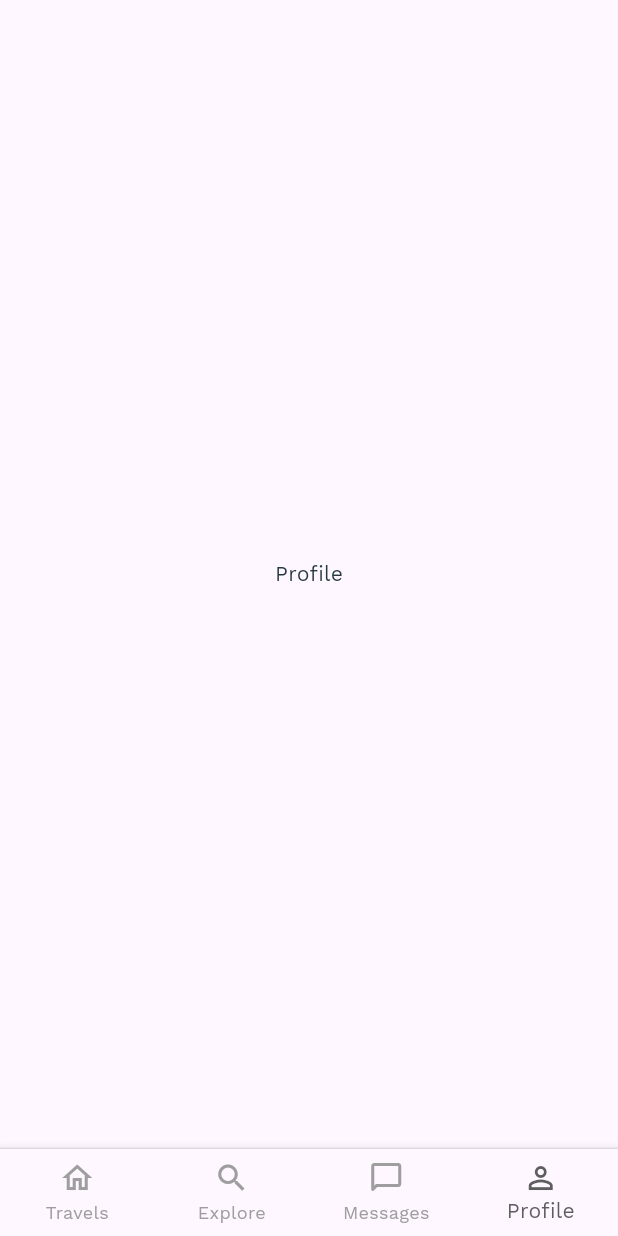
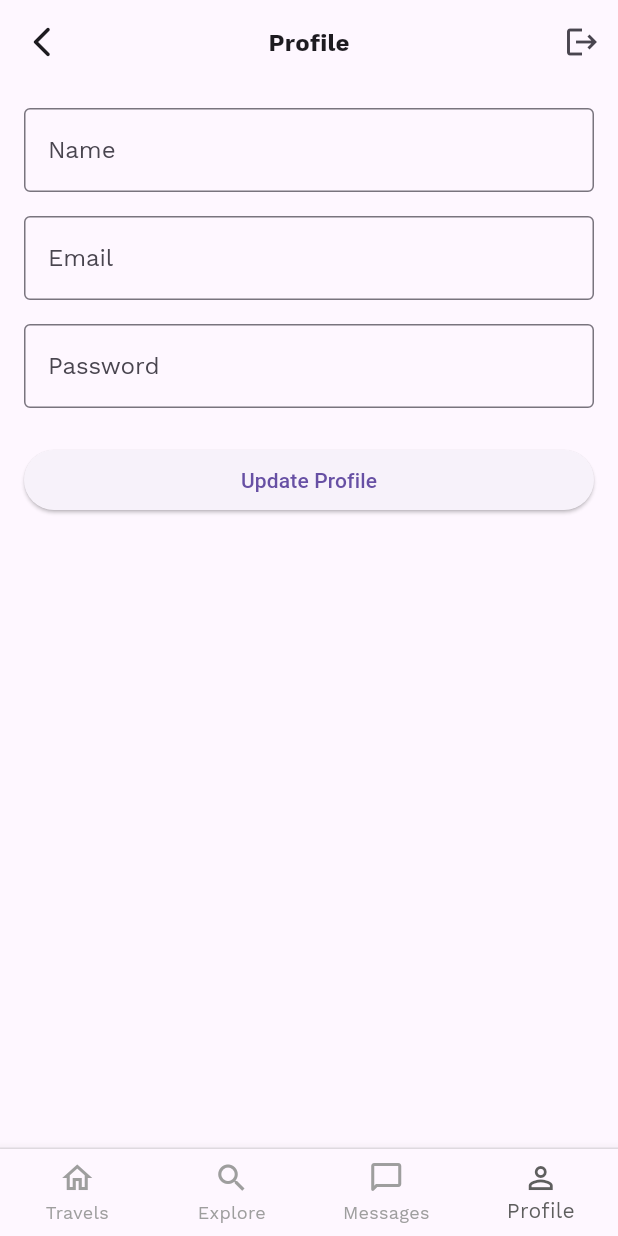
Before and after one commit to jdalgali/TravelCompanionFinder, a Flutter app: the BottomBar screen opened directly, item 4 of the bottom bar chosen, on a phone screen of 412 x 824 dp. Run offline on Flutter 3.47's test engine with Material 3 defaults, Android fonts, the phone set to English and light mode, and no system bars; our stand-ins replace flutter_secure_storage; accounts and stored records are empty; network calls fail.

Commit message:
add profile, logout, search

```diff
--- /dev/null
+++ b/frontend/lib/screens/profile/profile_screen.dart
@@ -0,0 +1,140 @@
+import 'package:flutter/material.dart';
+import 'package:provider/provider.dart';
+import '../../providers/auth_provider.dart';
+
+class ProfileScreen extends StatefulWidget {
+  static const routeName = '/profile';
+
+  const ProfileScreen({super.key});
+
+  @override
+  State<ProfileScreen> createState() => _ProfileScreenState();
+}
+
+class _ProfileScreenState extends State<ProfileScreen> {
+  final _formKey = GlobalKey<FormState>();
+  final _nameController = TextEditingController();
+  final _emailController = TextEditingController();
+  final _passwordController = TextEditingController();
+
+  @override
+  void initState() {
+    super.initState();
+    final user = context.read<AuthProvider>().user;
+    if (user != null) {
+      _nameController.text = user['name'];
+      _emailController.text = user['email'];
+    }
+  }
+
+  Future<void> _updateProfile() async {
+    if (!_formKey.currentState!.validate()) return;
+
+    final result = await context.read<AuthProvider>().updateProfile(
+          name: _nameController.text,
+          email: _emailController.text,
+          password: _passwordController.text.isEmpty
+              ? null
+              : _passwordController.text,
+        );
+
+    if (!mounted) return;
+
+    if (result['success']) {
+      ScaffoldMessenger.of(context).showSnackBar(
+        const SnackBar(content: Text('Profile updated successfully')),
+      );
+    } else {
+      ScaffoldMessenger.of(context).showSnackBar(
+        SnackBar(content: Text(result['message'])),
+      );
+    }
+  }
+
+  Future<void> _logout() async {
+    await context.read<AuthProvider>().logout();
+    if (!mounted) return;
+    Navigator.of(context).pushReplacementNamed('/login');
+  }
+
+  @override
+  Widget build(BuildContext context) {
+    return Scaffold(
+      appBar: AppBar(
+        title: const Text('Profile'),
+        actions: [
+          IconButton(
+            icon: const Icon(Icons.logout),
+            onPressed: _logout,
+          ),
+        ],
+      ),
+      body: Padding(
+        padding: const EdgeInsets.all(16.0),
+        child: Form(
+          key: _formKey,
+          child: Column(
+            crossAxisAlignment: CrossAxisAlignment.stretch,
+            children: [
+              TextFormField(
+                controller: _nameController,
+                decoration: const InputDecoration(
+                  labelText: 'Name',
+                  border: OutlineInputBorder(),
+                ),
+                validator: (value) {
+                  if (value == null || value.isEmpty) {
+                    return 'Please enter your name';
+                  }
+                  return null;
+                },
+              ),
+              const SizedBox(height: 16),
+              TextFormField(
+                controller: _emailController,
+                decoration: const InputDecoration(
+                  labelText: 'Email',
+                  border: OutlineInputBorder(),
+                ),
+                validator: (value) {
+                  if (value == null || value.isEmpty) {
+                    return 'Please enter your email';
+                  }
+                  return null;
+                },
+              ),
+              const SizedBox(height: 16),
+              TextFormField(
+                controller: _passwordController,
+                decoration: const InputDecoration(
+                  labelText: 'Password',
+                  border: OutlineInputBorder(),
+                ),
+                obscureText: true,
+                validator: (value) {
+                  if (value != null && value.isNotEmpty && value.length < 6) {
+                    return 'Password should be at least 6 characters';
+                  }
+                  return null;
+                },
+              ),
+              const SizedBox(height: 24),
+              ElevatedButton(
+                onPressed: _updateProfile,
+                child: const Text('Update Profile'),
+              ),
+            ],
+          ),
+        ),
+      ),
+    );
+  }
+
+  @override
+  void dispose() {
+    _nameController.dispose();
+    _emailController.dispose();
+    _passwordController.dispose();
+    super.dispose();
+  }
+}
--- a/frontend/lib/services/auth_service.dart
+++ b/frontend/lib/services/auth_service.dart
@@ -3,8 +3,12 @@ import 'package:http/http.dart' as http;
 import '../utils/logger.dart';
 
 class AuthService {
-  static const String baseUrl =
-      'http://localhost:3000/api/v1/auth'; // Use 'backend' as the hostname
+  static const String baseUrl = 'http://localhost:3000/api/v1';
+  String? _token;
+
+  void updateToken(String? token) {
+    _token = token;
+  }
 
   Future<Map<String, dynamic>> register({
     required String email,
@@ -13,7 +17,7 @@ class AuthService {
   }) async {
     try {
       final response = await http.post(
-        Uri.parse('$baseUrl/register'),
+        Uri.parse('$baseUrl/auth/register'),
         headers: {
           'Content-Type': 'application/json',
           'Accept': 'application/json',
@@ -32,8 +36,8 @@ class AuthService {
         final data = jsonDecode(response.body);
         return {
           'success': true,
+          'token': data['token'],
           'user': data['user'],
-          'token': data['token'],
         };
       } else {
         final error = jsonDecode(response.body);
@@ -43,7 +47,7 @@ class AuthService {
         };
       }
     } catch (e) {
-      Logger.log('Registration error', error: e);
+      Logger.log('Register error', error: e);
       return {
         'success': false,
         'message': 'Connection error: $e',
@@ -57,7 +61,7 @@ class AuthService {
   }) async {
     try {
       final response = await http.post(
-        Uri.parse('$baseUrl/login'),
+        Uri.parse('$baseUrl/auth/login'),
         headers: {
           'Content-Type': 'application/json',
           'Accept': 'application/json',
@@ -75,8 +79,8 @@ class AuthService {
         final data = jsonDecode(response.body);
         return {
           'success': true,
+          'token': data['token'],
           'user': data['user'],
-          'token': data['token'],
         };
       } else {
         final error = jsonDecode(response.body);
@@ -93,4 +97,49 @@ class AuthService {
       };
     }
   }
+
+  Future<Map<String, dynamic>> updateProfile({
+    required String name,
+    required String email,
+    String? password,
+  }) async {
+    try {
+      final response = await http.patch(
+        Uri.parse('$baseUrl/profile'),
+        headers: {
+          'Content-Type': 'application/json',
+          'Accept': 'application/json',
+          if (_token != null) 'Authorization': 'Bearer $_token',
+        },
+        body: jsonEncode({
+          'name': name,
+          'email': email,
+          if (password != null) 'password': password,
+        }),
+      );
+
+      Logger.log('Update profile response status: ${response.statusCode}');
+      Logger.log('Update profile response body: ${response.body}');
+
+      if (response.statusCode == 200) {
+        final data = jsonDecode(response.body);
+        return {
+          'success': true,
+          'user': data,
+        };
+      } else {
+        final error = jsonDecode(response.body);
+        return {
+          'success': false,
+          'message': error['message'] ?? 'Update profile failed',
+        };
+      }
+    } catch (e) {
+      Logger.log('Update profile error', error: e);
+      return {
+        'success': false,
+        'message': 'Connection error: $e',
+      };
+    }
+  }
 }
--- a/frontend/lib/widgets/bottom_bar.dart
+++ b/frontend/lib/widgets/bottom_bar.dart
@@ -1,5 +1,6 @@
 import 'package:flutter/material.dart';
 import '../screens/travels/travel_list_screen.dart';
+import '../screens/profile/profile_screen.dart';
 import '../app_theme.dart';
 
 class BottomBar extends StatefulWidget {
@@ -16,7 +17,7 @@ class _BottomBarState extends State<BottomBar> {
     const TravelListScreen(),
     const Center(child: Text("Explore")),
     const Center(child: Text("Messages")),
-    const Center(child: Text("Profile")),
+    const ProfileScreen(), // Add ProfileScreen here
   ];
 
   void _onItemTapped(int index) {
```
Also changed, not shown: frontend/lib/providers/auth_provider.dart (+54 -1 lines), 5 other files.
